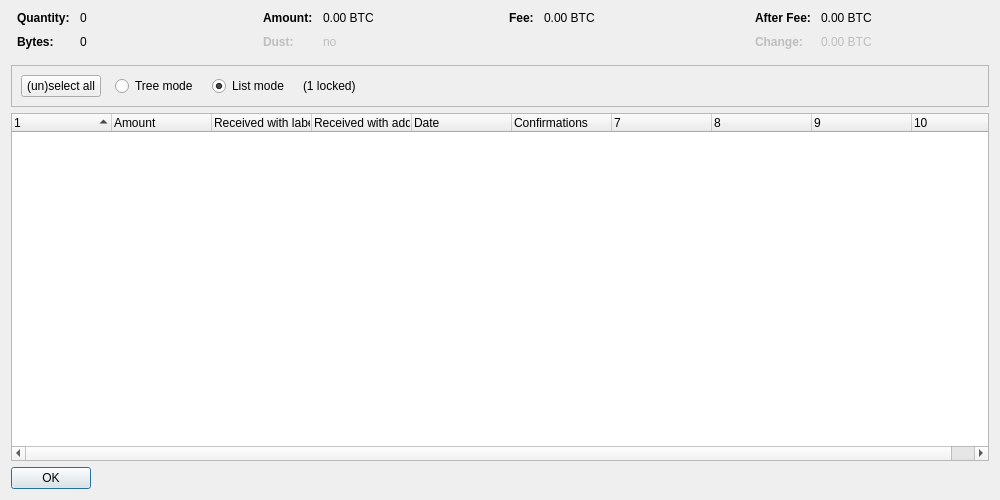
Before: the Qt Designer form src/qt/forms/coincontroldialog.ui in BananeRapeuse/Natrix-node, drawn with Qt 5.
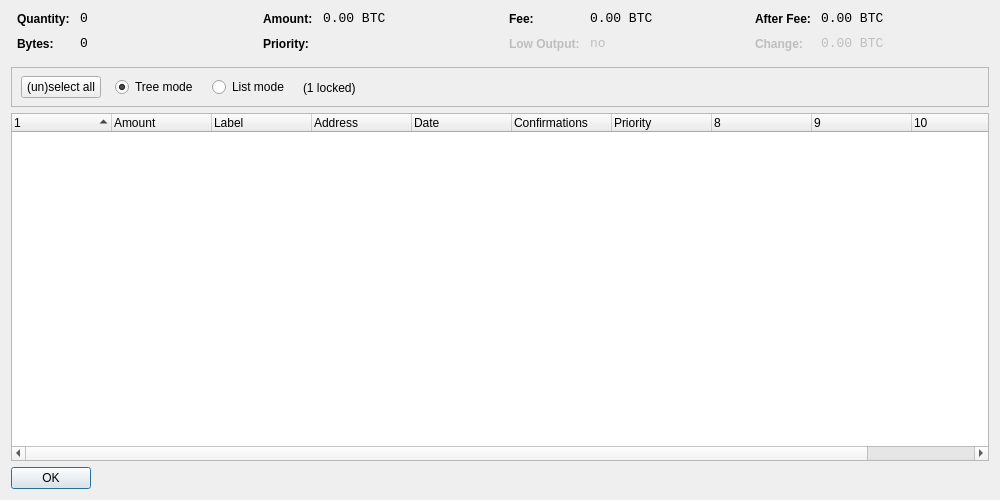
After: the same form once the commit is applied. Custom widgets are drawn as their Qt base class.

Patch:
```diff
--- a/src/qt/forms/coincontroldialog.ui
+++ b/src/qt/forms/coincontroldialog.ui
@@ -38,11 +38,8 @@
        </property>
        <item row="0" column="0">
         <widget class="QLabel" name="labelCoinControlQuantityText">
-         <property name="font">
-          <font>
-           <weight>75</weight>
-           <bold>true</bold>
-          </font>
+         <property name="styleSheet">
+          <string notr="true">font-weight:bold;</string>
          </property>
          <property name="text">
           <string>Quantity:</string>
@@ -51,6 +48,12 @@
        </item>
        <item row="0" column="1">
         <widget class="QLabel" name="labelCoinControlQuantity">
+         <property name="font">
+          <font>
+           <family>Monospace</family>
+           <pointsize>10</pointsize>
+          </font>
+         </property>
          <property name="cursor">
           <cursorShape>IBeamCursor</cursorShape>
          </property>
@@ -67,11 +70,8 @@
        </item>
        <item row="1" column="0">
         <widget class="QLabel" name="labelCoinControlBytesText">
-         <property name="font">
-          <font>
-           <weight>75</weight>
-           <bold>true</bold>
-          </font>
+         <property name="styleSheet">
+          <string notr="true">font-weight:bold;</string>
          </property>
          <property name="text">
           <string>Bytes:</string>
@@ -80,6 +80,12 @@
        </item>
        <item row="1" column="1">
         <widget class="QLabel" name="labelCoinControlBytes">
+         <property name="font">
+          <font>
+           <family>Monospace</family>
+           <pointsize>10</pointsize>
+          </font>
+         </property>
          <property name="cursor">
           <cursorShape>IBeamCursor</cursorShape>
          </property>
@@ -112,11 +118,8 @@
        </property>
        <item row="0" column="0">
         <widget class="QLabel" name="labelCoinControlAmountText">
-         <property name="font">
-          <font>
-           <weight>75</weight>
-           <bold>true</bold>
-          </font>
+         <property name="styleSheet">
+          <string notr="true">font-weight:bold;</string>
          </property>
          <property name="text">
           <string>Amount:</string>
@@ -125,6 +128,12 @@
        </item>
        <item row="0" column="1">
         <widget class="QLabel" name="labelCoinControlAmount">
+         <property name="font">
+          <font>
+           <family>Monospace</family>
+           <pointsize>10</pointsize>
+          </font>
+         </property>
          <property name="cursor">
           <cursorShape>IBeamCursor</cursorShape>
          </property>
@@ -140,25 +149,22 @@
         </widget>
        </item>
        <item row="1" column="0">
-        <widget class="QLabel" name="labelCoinControlLowOutputText">
-         <property name="enabled">
-          <bool>false</bool>
-         </property>
-         <property name="font">
-          <font>
-           <weight>75</weight>
-           <bold>true</bold>
-          </font>
+        <widget class="QLabel" name="labelCoinControlPriorityText">
+         <property name="styleSheet">
+          <string notr="true">font-weight:bold;</string>
          </property>
          <property name="text">
-          <string>Dust:</string>
+          <string>Priority:</string>
          </property>
         </widget>
        </item>
        <item row="1" column="1">
-        <widget class="QLabel" name="labelCoinControlLowOutput">
-         <property name="enabled">
-          <bool>false</bool>
+        <widget class="QLabel" name="labelCoinControlPriority">
+         <property name="font">
+          <font>
+           <family>Monospace</family>
+           <pointsize>10</pointsize>
+          </font>
          </property>
          <property name="cursor">
           <cursorShape>IBeamCursor</cursorShape>
@@ -167,7 +173,7 @@
           <enum>Qt::ActionsContextMenu</enum>
          </property>
          <property name="text">
-          <string notr="true">no</string>
+          <string/>
          </property>
          <property name="textInteractionFlags">
           <set>Qt::LinksAccessibleByMouse|Qt::TextSelectableByKeyboard|Qt::TextSelectableByMouse</set>
@@ -192,11 +198,8 @@
        </property>
        <item row="0" column="0">
         <widget class="QLabel" name="labelCoinControlFeeText">
-         <property name="font">
-          <font>
-           <weight>75</weight>
-           <bold>true</bold>
-          </font>
+         <property name="styleSheet">
+          <string notr="true">font-weight:bold;</string>
          </property>
          <property name="text">
           <string>Fee:</string>
@@ -205,6 +208,12 @@
        </item>
        <item row="0" column="1">
         <widget class="QLabel" name="labelCoinControlFee">
+         <property name="font">
+          <font>
+           <family>Monospace</family>
+           <pointsize>10</pointsize>
+          </font>
+         </property>
          <property name="cursor">
           <cursorShape>IBeamCursor</cursorShape>
          </property>
@@ -219,6 +228,44 @@
          </property>
         </widget>
        </item>
+       <item row="1" column="0">
+        <widget class="QLabel" name="labelCoinControlLowOutputText">
+         <property name="enabled">
+          <bool>false</bool>
+         </property>
+         <property name="styleSheet">
+          <string notr="true">font-weight:bold;</string>
+         </property>
+         <property name="text">
+          <string>Low Output:</string>
+         </property>
+        </widget>
+       </item>
+       <item row="1" column="1">
+        <widget class="QLabel" name="labelCoinControlLowOutput">
+         <property name="enabled">
+          <bool>false</bool>
+         </property>
+         <property name="font">
+          <font>
+           <family>Monospace</family>
+           <pointsize>10</pointsize>
+          </font>
+         </property>
+         <property name="cursor">
+          <cursorShape>IBeamCursor</cursorShape>
+         </property>
+         <property name="contextMenuPolicy">
+          <enum>Qt::ActionsContextMenu</enum>
+         </property>
+         <property name="text">
+          <string>no</string>
+         </property>
+         <property name="textInteractionFlags">
+          <set>Qt::LinksAccessibleByMouse|Qt::TextSelectableByKeyboard|Qt::TextSelectableByMouse</set>
+         </property>
+        </widget>
+       </item>
       </layout>
      </item>
      <item>
@@ -237,11 +284,8 @@
        </property>
        <item row="0" column="0">
         <widget class="QLabel" name="labelCoinControlAfterFeeText">
-         <property name="font">
-          <font>
-           <weight>75</weight>
-           <bold>true</bold>
-          </font>
+         <property name="styleSheet">
+          <string notr="true">font-weight:bold;</string>
          </property>
          <property name="text">
           <string>After Fee:</string>
@@ -250,6 +294,12 @@
        </item>
        <item row="0" column="1">
         <widget class="QLabel" name="labelCoinControlAfterFee">
+         <property name="font">
+          <font>
+           <family>Monospace</family>
+           <pointsize>10</pointsize>
+          </font>
+         </property>
          <property name="cursor">
           <cursorShape>IBeamCursor</cursorShape>
          </property>
@@ -269,11 +319,8 @@
          <property name="enabled">
           <bool>false</bool>
          </property>
-         <property name="font">
-          <font>
-           <weight>75</weight>
-           <bold>true</bold>
-          </font>
+         <property name="styleSheet">
+          <string notr="true">font-weight:bold;</string>
          </property>
          <property name="text">
           <string>Change:</string>
@@ -285,6 +332,12 @@
          <property name="enabled">
           <bool>false</bool>
          </property>
+         <property name="font">
+          <font>
+           <family>Monospace</family>
+           <pointsize>10</pointsize>
+          </font>
+         </property>
          <property name="cursor">
           <cursorShape>IBeamCursor</cursorShape>
          </property>
@@ -317,8 +370,15 @@
      <property name="frameShadow">
       <enum>QFrame::Sunken</enum>
      </property>
-     <layout class="QHBoxLayout" name="horizontalLayout">
-      <item>
+     <widget class="QWidget" name="horizontalLayoutWidget">
+      <property name="geometry">
+       <rect>
+        <x>10</x>
+        <y>0</y>
+        <width>781</width>
+        <height>41</height>
+       </rect>
+      </property>
        <layout class="QHBoxLayout" name="horizontalLayoutPanel" stretch="0,0,0,0,0">
         <property name="spacing">
          <number>14</number>
@@ -334,9 +394,6 @@
           <property name="text">
            <string>(un)select all</string>
           </property>
-          <property name="autoDefault">
-           <bool>false</bool>
-          </property>
          </widget>
         </item>
         <item>
@@ -350,6 +407,9 @@
           <property name="text">
            <string>Tree mode</string>
           </property>
+         <property name="checked">
+          <bool>true</bool>
+         </property>
          </widget>
         </item>
         <item>
@@ -363,9 +423,6 @@
           <property name="text">
            <string>List mode</string>
           </property>
-          <property name="checked">
-           <bool>true</bool>
-          </property>
          </widget>
         </item>
         <item>
@@ -389,8 +446,7 @@
          </spacer>
         </item>
        </layout>
-      </item>
-     </layout>
+     </widget>
     </widget>
    </item>
    <item>
@@ -402,7 +458,7 @@
       <bool>false</bool>
      </property>
      <property name="columnCount">
-      <number>10</number>
+      <number>11</number>
      </property>
      <attribute name="headerShowSortIndicator" stdset="0">
       <bool>true</bool>
@@ -422,12 +478,12 @@
      </column>
      <column>
       <property name="text">
-       <string>Received with label</string>
+       <string notr="true">Label</string>
       </property>
      </column>
      <column>
       <property name="text">
-       <string>Received with address</string>
+       <string>Address</string>
       </property>
      </column>
      <column>
@@ -443,6 +499,11 @@
        <string>Confirmed</string>
       </property>
      </column>
+     <column>
+      <property name="text">
+       <string>Priority</string>
+      </property>
+     </column>
      <column>
       <property name="text">
        <string/>
```
Left out of the diff: 6 changed lines with no effect on the pictures. Lines whose indentation alone changed are shown as unchanged.
